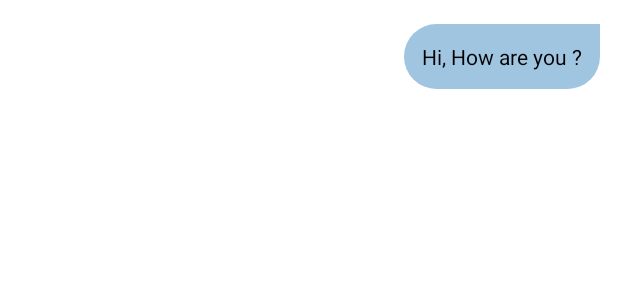
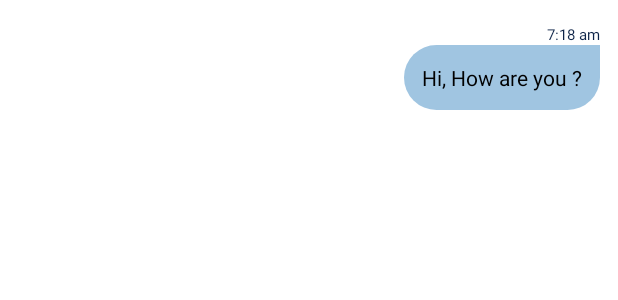
Before and after one commit to Hai-Zee/Chat_App_Z, an Android app: the layout message_item_right.xml on its own in the app's theme, with its tools: preview values and no code run, on a phone screen of 412 x 824 dp. Shown: the top 300 px of the screen. Run offline under Robolectric (Android 15) with nearby library versions, the phone set to English and light mode, and no system bars.

Commit message:
updated ui & bug fixes

```diff
--- a/app/src/main/java/com/example/chatappzeeshan/daos/ChatDao.kt
+++ b/app/src/main/java/com/example/chatappzeeshan/daos/ChatDao.kt
@@ -21,9 +21,12 @@ class ChatDao {
         currentTimeMillis: Long
     ) {
 
-        val chat = Chat(currentUser, receiverUser, message, currentTimeMillis.toString())
+        val chat = Chat(currentUser, receiverUser, message, currentTimeMillis)
         CoroutineScope(Dispatchers.IO).launch {
             chatCollection.document().set(chat)
+
+            // setting friends status to offline, because i don't want status functionality in chats fragments
+            receiverUser.status = false
 
             chatListCollection.document(userDao.getCurrentUser().userId)
                 .collection("MyFriends")
--- a/app/src/main/java/com/example/chatappzeeshan/daos/UserDao.kt
+++ b/app/src/main/java/com/example/chatappzeeshan/daos/UserDao.kt
@@ -13,7 +13,7 @@ import kotlinx.coroutines.launch
 class UserDao {
     val firebaseFirestore = FirebaseFirestore.getInstance()
     val userCollection = firebaseFirestore.collection("Users")
-    private val firebaseUser = Firebase.auth.currentUser!!
+    val firebaseUser = Firebase.auth.currentUser!!
     private var currentUser = UsersData(firebaseUser.displayName!!, firebaseUser.uid, firebaseUser.photoUrl.toString())
 
     fun addUsers(user: UsersData) {
--- a/app/src/main/java/com/example/chatappzeeshan/modal/Chat.kt
+++ b/app/src/main/java/com/example/chatappzeeshan/modal/Chat.kt
@@ -4,5 +4,5 @@ class Chat(
     var sender: UsersData? = null,
     var receiver: UsersData? = null,
     var message: String = "",
-    var timeStamp: String = ""
+    val timeStamp: Long = 0L
 )
--- a/app/src/main/java/com/example/chatappzeeshan/repository/Repo.kt
+++ b/app/src/main/java/com/example/chatappzeeshan/repository/Repo.kt
@@ -5,6 +5,7 @@ import com.example.chatappzeeshan.daos.UserDao
 import com.example.chatappzeeshan.modal.Chat
 import com.example.chatappzeeshan.modal.UsersData
 import com.firebase.ui.firestore.FirestoreRecyclerOptions
+import com.google.firebase.firestore.DocumentSnapshot
 import com.google.firebase.firestore.Query
 import kotlinx.coroutines.CoroutineScope
 import kotlinx.coroutines.Dispatchers
--- a/app/src/main/res/layout/fragment_messege.xml
+++ b/app/src/main/res/layout/fragment_messege.xml
@@ -102,6 +102,7 @@
             android:layout_width="0dp"
             android:layout_height="0dp"
             android:layout_marginBottom="8dp"
+            android:background="@drawable/doodles"
             app:layout_constraintBottom_toTopOf="@id/type_message"
             app:layout_constraintEnd_toEndOf="parent"
             app:layout_constraintStart_toStartOf="parent"
--- a/app/src/main/res/layout/message_item_right.xml
+++ b/app/src/main/res/layout/message_item_right.xml
@@ -7,25 +7,36 @@
 <!--            type="com.example.chatappzeeshan.modal.Chat" />-->
 <!--    </data>-->
 
-<RelativeLayout xmlns:android="http://schemas.android.com/apk/res/android"
+<LinearLayout xmlns:android="http://schemas.android.com/apk/res/android"
     xmlns:app="http://schemas.android.com/apk/res-auto"
+    xmlns:tools="http://schemas.android.com/tools"
     android:layout_width="match_parent"
     android:layout_height="wrap_content"
-    xmlns:tools="http://schemas.android.com/tools">
+    android:orientation="vertical"
+    android:id="@+id/msg_root_layout">
+
+    <TextView
+        android:id="@+id/time_stamp"
+        android:layout_width="wrap_content"
+        android:layout_height="wrap_content"
+        android:layout_marginEnd="12dp"
+        android:layout_marginTop="16dp"
+        android:layout_gravity="end"
+        android:text="7:18 am"
+        android:textColor="@color/primaryColor"
+        android:textSize="10sp" />
 
     <TextView
         android:id="@+id/msg_text_view"
         android:layout_width="wrap_content"
         android:layout_height="wrap_content"
+        android:layout_gravity="end"
         android:layout_marginStart="48dp"
-            android:layout_marginTop="16dp"
         android:layout_marginEnd="12dp"
-            android:layout_alignParentEnd="true"
         android:background="@drawable/right_msg_bg"
         android:padding="12dp"
-            android:text="@{chat.message}"
         android:textColor="@color/black"
         android:textSize="14sp"
         tools:text="Hi, How are you ?" />
 
-    </RelativeLayout>
+</LinearLayout>
--- a/app/src/main/res/layout/users_custom_view.xml
+++ b/app/src/main/res/layout/users_custom_view.xml
@@ -37,8 +37,9 @@
             android:id="@+id/user_status"
             android:layout_width="16dp"
             android:layout_height="16dp"
+            android:visibility="invisible"
             android:setStatus="@{user.status}"
-            tools:src="@drawable/status_image_circular"
+            android:src="@drawable/status_image_circular"
             app:layout_constraintEnd_toEndOf="@id/user_image"
             app:layout_constraintBottom_toBottomOf="@id/user_image" />
 
```
Also changed, not shown: app/src/main/java/com/example/chatappzeeshan/adapter/MessageAdapter.kt (+26 -24 lines), app/src/main/java/com/example/chatappzeeshan/adapter/UsersAdapter.kt (+10 -5 lines), app/src/main/java/com/example/chatappzeeshan/modal/UsersData.kt (+8 -5 lines), app/src/main/java/com/example/chatappzeeshan/views/activities/MainActivity.kt (+24 -0 lines), app/src/main/java/com/example/chatappzeeshan/views/fragments/ChatFragment.kt (+2 -10 lines), app/src/main/java/com/example/chatappzeeshan/views/fragments/MainViewFragment.kt (+25 -44 lines), app/src/main/java/com/example/chatappzeeshan/views/fragments/MessegeFragment.kt (+14 -23 lines), app/src/main/java/com/example/chatappzeeshan/views/fragments/UsersFragment.kt (+0 -9 lines), app/src/main/res/layout/message_item_left.xml (+21 -12 lines), app/src/main/res/drawable/doodles.png (added). Lines whose indentation alone changed are shown as unchanged.
